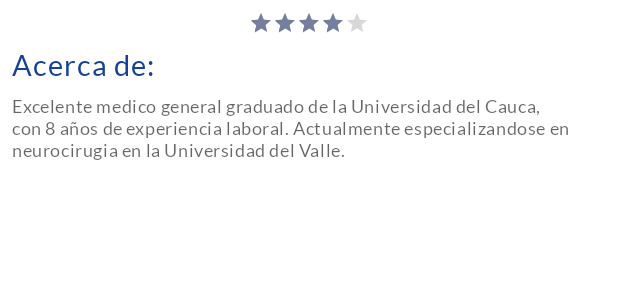
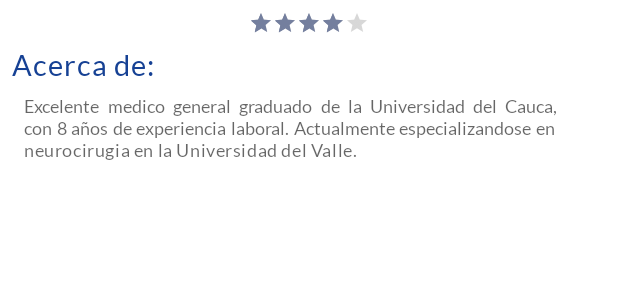
Before and after one commit to AndresMolina09/MinticMobile, an Android app: the layout fragment_specialist_detail.xml on its own in the app's theme, with its tools: preview values and no code run, on a phone screen of 412 x 824 dp. Shown: the part 327-617 px from the top of the screen. Run offline under Robolectric (Android 15) with nearby library versions, the phone set to English and light mode, and no system bars.

Commit message:
Actualizacion al dia con las clases

```diff
--- a/app/build.gradle
+++ b/app/build.gradle
@@ -78,6 +78,9 @@ dependencies {
     implementation 'com.google.firebase:firebase-storage-ktx'
     implementation 'org.jetbrains.kotlinx:kotlinx-coroutines-play-services:1.6.1'
 
+    //For swipe
+    implementation "androidx.swiperefreshlayout:swiperefreshlayout:1.1.0"
+
     testImplementation 'junit:junit:4.13.2'
     androidTestImplementation 'androidx.test.ext:junit:1.1.3'
     androidTestImplementation 'androidx.test.espresso:espresso-core:3.4.0'
--- a/app/src/main/res/layout/fragment_specialist_detail.xml
+++ b/app/src/main/res/layout/fragment_specialist_detail.xml
@@ -84,13 +84,15 @@
 
         <com.google.android.material.textview.MaterialTextView
         android:id="@+id/specialist_detail_fragment_description"
-        android:layout_width="wrap_content"
+        android:layout_width="match_parent"
         android:layout_height="wrap_content"
         app:layout_constraintStart_toStartOf="parent"
         app:layout_constraintEnd_toEndOf="parent"
         app:layout_constraintTop_toBottomOf="@id/specialist_detail_fragment_description_title"
         android:layout_marginStart="16dp"
+        android:layout_marginEnd="16dp"
         android:layout_marginTop="8dp"
+        android:justificationMode="inter_word"
         android:textAppearance="@style/TextAppearance.MaterialComponents.Caption"
         android:fontFamily="@font/lato"
         tools:text="@string/about_us_doctor"/>
```
Also changed, not shown: app/src/main/java/com/example/aplicacion_4b_g7/ui/fragments/SpecialistFragment.kt (+8 -1 lines), app/src/main/res/layout/fragment_specialist.xml (+10 -3 lines).
